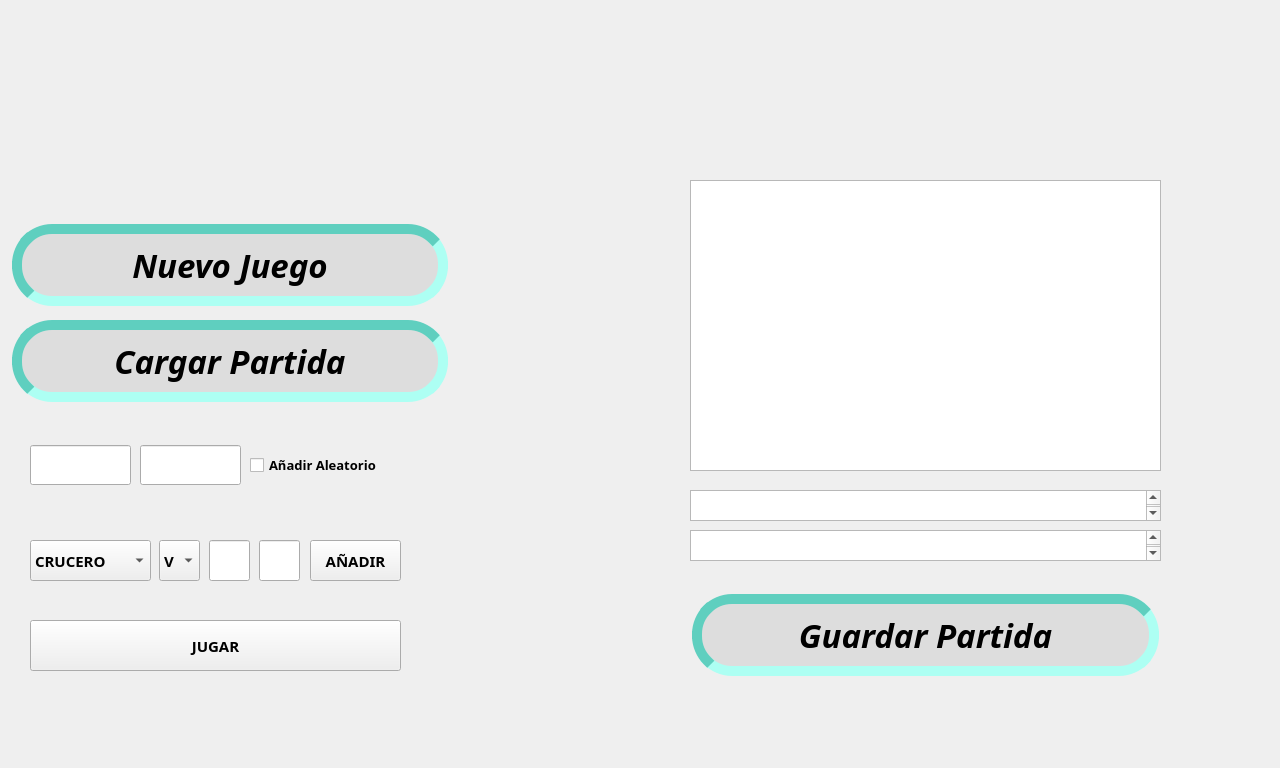
The window that TP3_BETA1/Ventana/mainwindow.ui (fnferrero97/tp3BatallaNaval) describes before a commit, drawn with Qt 5.
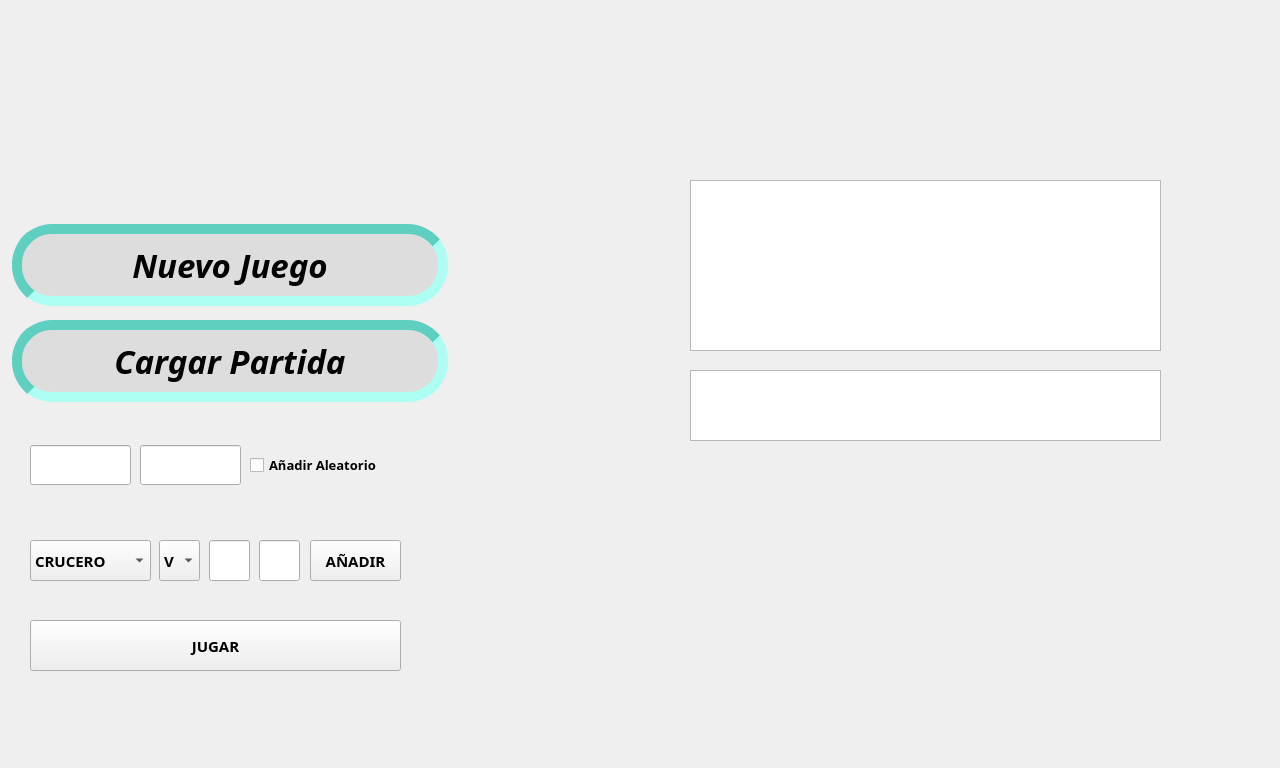
The same window after the commit. Icons and pictures are not drawn.

Patch:
```diff
--- a/TP3_BETA1/Ventana/mainwindow.ui
+++ b/TP3_BETA1/Ventana/mainwindow.ui
@@ -272,22 +272,11 @@
      <property name="geometry">
       <rect>
        <x>0</x>
-       <y>320</y>
+       <y>310</y>
        <width>661</width>
        <height>291</height>
       </rect>
      </property>
-     <widget class="QWidget" name="gridLayoutWidget_2">
-      <property name="geometry">
-       <rect>
-        <x>110</x>
-        <y>0</y>
-        <width>501</width>
-        <height>261</height>
-       </rect>
-      </property>
-      <layout class="QGridLayout" name="mapGLayout"/>
-     </widget>
     </widget>
     <widget class="QWidget" name="mapaAtaque" native="true">
      <property name="geometry">
@@ -304,7 +293,7 @@
         <x>110</x>
         <y>10</y>
         <width>501</width>
-        <height>241</height>
+        <height>261</height>
        </rect>
       </property>
       <layout class="QGridLayout" name="attackGLayout"/>
@@ -314,9 +303,9 @@
      <property name="geometry">
       <rect>
        <x>670</x>
-       <y>350</y>
+       <y>230</y>
        <width>471</width>
-       <height>31</height>
+       <height>71</height>
       </rect>
      </property>
     </widget>
@@ -326,76 +315,10 @@
        <x>670</x>
        <y>40</y>
        <width>471</width>
-       <height>291</height>
+       <height>171</height>
       </rect>
      </property>
     </widget>
-    <widget class="QTextBrowser" name="listaAtaquesIA">
-     <property name="geometry">
-      <rect>
-       <x>670</x>
-       <y>390</y>
-       <width>471</width>
-       <height>31</height>
-      </rect>
-     </property>
-    </widget>
-    <widget class="QPushButton" name="guardarPartida">
-     <property name="geometry">
-      <rect>
-       <x>670</x>
-       <y>450</y>
-       <width>471</width>
-       <height>90</height>
-      </rect>
-     </property>
-     <property name="minimumSize">
-      <size>
-       <width>0</width>
-       <height>0</height>
-      </size>
-     </property>
-     <property name="maximumSize">
-      <size>
-       <width>480</width>
-       <height>110</height>
-      </size>
-     </property>
-     <property name="font">
-      <font>
-       <family>Source Code Pro</family>
-       <pointsize>25</pointsize>
-       <italic>true</italic>
-       <bold>true</bold>
-       <underline>false</underline>
-       <strikeout>false</strikeout>
-       <kerning>true</kerning>
-      </font>
-     </property>
-     <property name="styleSheet">
-      <string notr="true">#guardarPartida {
-  background-color: #ddd;
-  border: 10px inset #5fcfbf;
-  color: black;
-  padding: 10px 20px;
-  text-align: center;
-  text-decoration: none;
-  display: inline-block;
-  margin: 4px 2px;
-  cursor: pointer;
-  border-radius: 40px;
-}
-
-#nuevoJuego:hover {
-  background-color: #188c8c;
-}
-
-</string>
-     </property>
-     <property name="text">
-      <string>Guardar Partida</string>
-     </property>
-    </widget>
    </widget>
    <widget class="QWidget" name="ponerBarcos" native="true">
     <property name="geometry">
@@ -590,6 +513,17 @@
      </layout>
     </widget>
    </widget>
+   <widget class="QWidget" name="gridLayoutWidget_2">
+    <property name="geometry">
+     <rect>
+      <x>810</x>
+      <y>510</y>
+      <width>441</width>
+      <height>261</height>
+     </rect>
+    </property>
+    <layout class="QGridLayout" name="mapGLayout"/>
+   </widget>
    <zorder>configJuego</zorder>
    <zorder>cargarPartida</zorder>
    <zorder>mapas</zorder>
```
Left out of the diff: 16 changed lines with no effect on the pictures.
